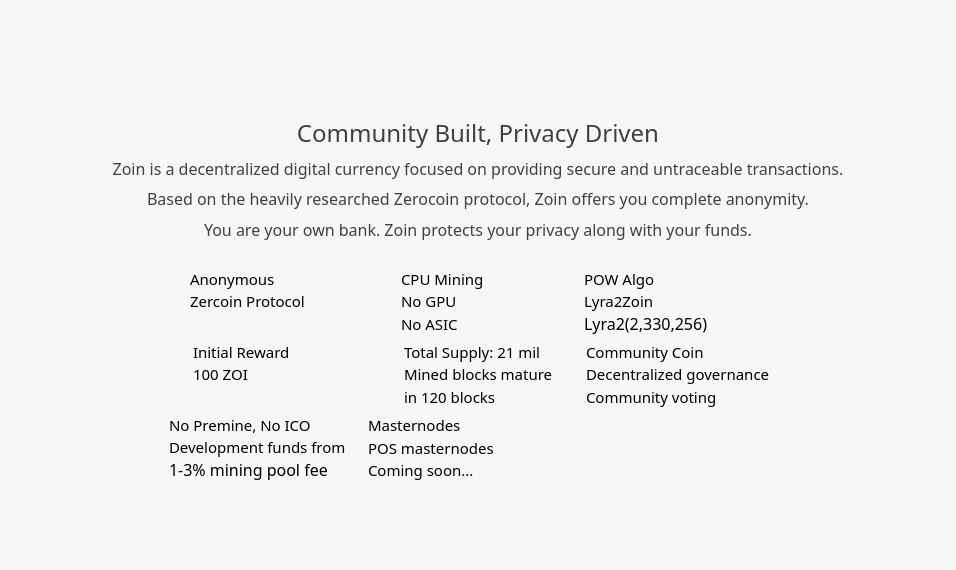
noirofficial/noir, file src/qt/forms/learnmorepage.ui: the form before one commit.
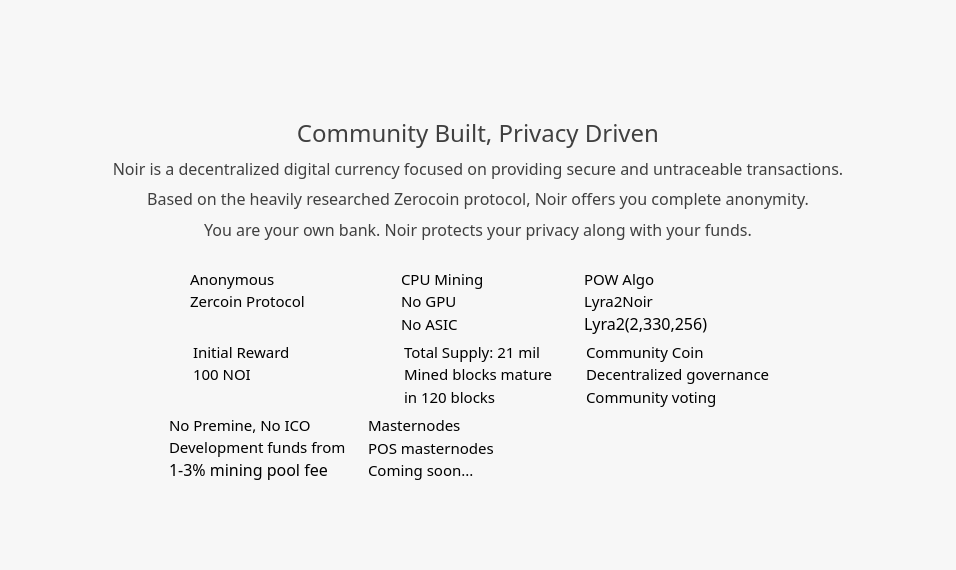
The form after the commit. Icons and pictures are not drawn.

Diff of the .ui file:
```diff
--- a/src/qt/forms/learnmorepage.ui
+++ b/src/qt/forms/learnmorepage.ui
@@ -443,7 +443,7 @@
           </property>
           <property name="font">
            <font>
-            <family>ZoinLight</family>
+            <family>NoirLight</family>
             <pointsize>12</pointsize>
             <weight>50</weight>
             <italic>false</italic>
@@ -454,7 +454,7 @@
            <string notr="true">color: #404040;</string>
           </property>
           <property name="text">
-           <string>Zoin is a decentralized digital currency focused on providing secure and untraceable transactions.</string>
+           <string>Noir is a decentralized digital currency focused on providing secure and untraceable transactions.</string>
           </property>
           <property name="alignment">
            <set>Qt::AlignCenter</set>
@@ -468,7 +468,7 @@
          <widget class="QLabel" name="label_4">
           <property name="font">
            <font>
-            <family>ZoinLight</family>
+            <family>NoirLight</family>
             <pointsize>12</pointsize>
             <weight>50</weight>
             <italic>false</italic>
@@ -479,7 +479,7 @@
            <string notr="true">color: #404040;</string>
           </property>
           <property name="text">
-           <string>Based on the heavily researched Zerocoin protocol, Zoin offers you complete anonymity.</string>
+           <string>Based on the heavily researched Zerocoin protocol, Noir offers you complete anonymity.</string>
           </property>
           <property name="alignment">
            <set>Qt::AlignCenter</set>
@@ -496,7 +496,7 @@
           </property>
           <property name="font">
            <font>
-            <family>ZoinMedium</family>
+            <family>NoirMedium</family>
             <pointsize>12</pointsize>
             <weight>50</weight>
             <bold>false</bold>
@@ -506,7 +506,7 @@
            <string notr="true">color: #404040;</string>
           </property>
           <property name="text">
-           <string>You are your own bank. Zoin protects your privacy along with your funds.</string>
+           <string>You are your own bank. Noir protects your privacy along with your funds.</string>
           </property>
           <property name="alignment">
            <set>Qt::AlignCenter</set>
@@ -795,12 +795,12 @@
              <widget class="QLabel" name="label_6">
               <property name="font">
                <font>
-                <family>ZoinLight</family>
+                <family>NoirLight</family>
                 <pointsize>11</pointsize>
                </font>
               </property>
               <property name="text">
-               <string>Lyra2Zoin</string>
+               <string>Lyra2Noir</string>
               </property>
               <property name="alignment">
                <set>Qt::AlignLeading|Qt::AlignLeft|Qt::AlignTop</set>
@@ -929,12 +929,12 @@
              <widget class="QLabel" name="label_28">
               <property name="font">
                <font>
-                <family>ZoinLight</family>
+                <family>NoirLight</family>
                 <pointsize>11</pointsize>
                </font>
               </property>
               <property name="text">
-               <string>100 ZOI</string>
+               <string>100 NOI</string>
               </property>
               <property name="alignment">
                <set>Qt::AlignLeading|Qt::AlignLeft|Qt::AlignTop</set>
```
Left out of the diff: 50 changed lines with no effect on the pictures.
